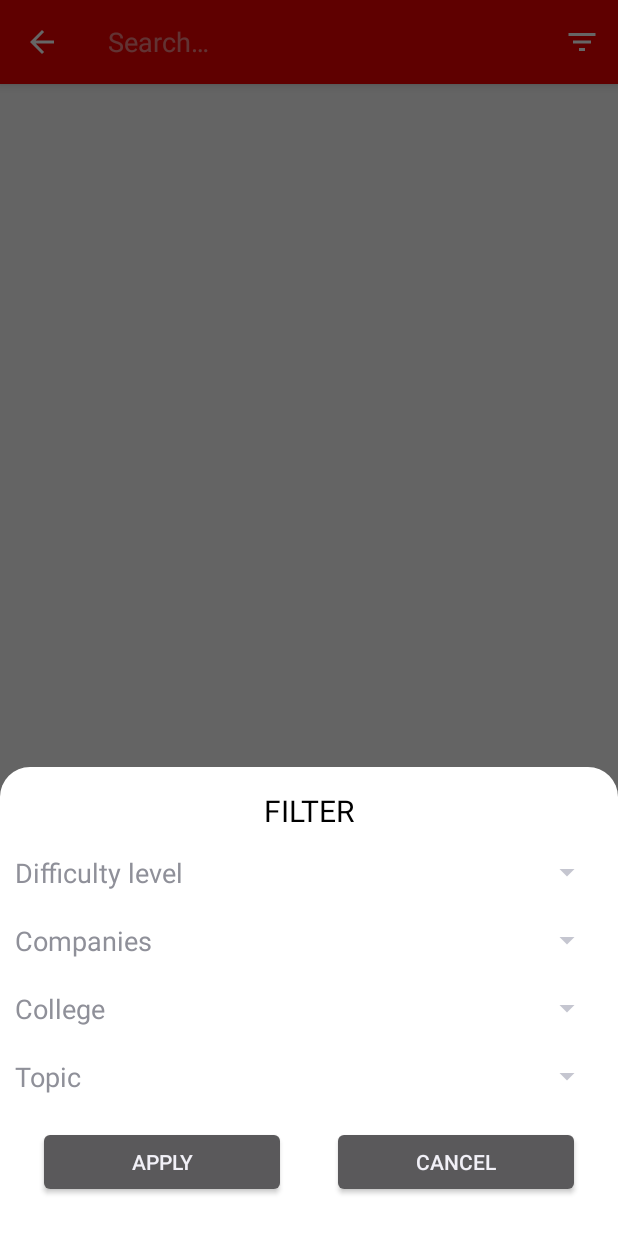
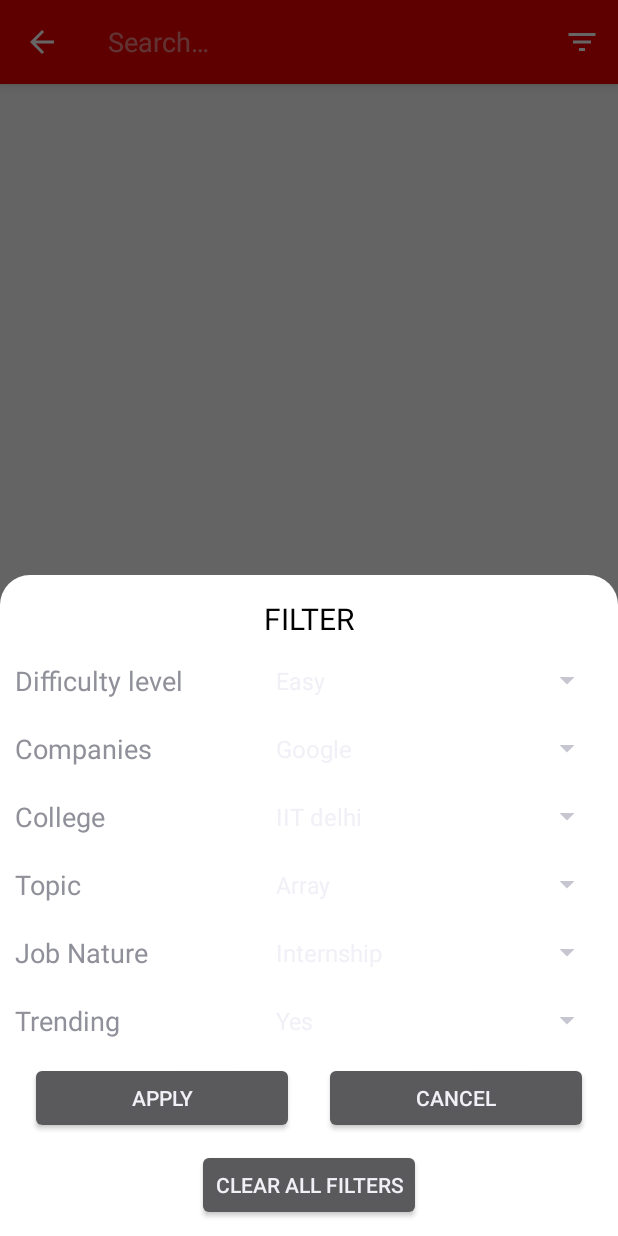
Before and after one commit to gargk747/Demux, an Android app: the screen it shows after launch (MainActivity), after a tap on "Filter", on a phone screen of 412 x 824 dp. Run offline under Robolectric (Android 15) with nearby library versions, the phone set to English and light mode, and no system bars; our stand-ins replace Firebase (no records; nobody signed in at launch, a user with empty details on screens opened directly); 1 other tap on this screen came first.

Commit message:
Spinner completed ✔

```diff
--- a/app/src/main/java/com/example/demux/MainActivity.java
+++ b/app/src/main/java/com/example/demux/MainActivity.java
@@ -14,6 +14,8 @@ import android.view.MenuItem;
 import android.view.View;
 import android.view.ViewGroup;
 import android.view.inputmethod.EditorInfo;
+import android.widget.ArrayAdapter;
+import android.widget.Spinner;
 import android.widget.Toast;
 
 import com.google.android.material.bottomsheet.BottomSheetDialog;
@@ -50,19 +52,8 @@ public class MainActivity extends AppCompatActivity {
         college.add("IIT Mumabai");
         college.add("MNIT Jaipur");
 
-
-//        questionsItems.add(new QuestionsItems("Two SUM","Easy",true,"Internship",
-//                "Online","ahahahahahhahahahahahaha",20,topics,company,college));
-//        questionsItems.add(new QuestionsItems("Factorial","Hard",true,"Internship",
-//                "Online","ahahahahahhahahahahahaha",20,topics,company,college));
-//        questionsItems.add(new QuestionsItems("Middle Element","Medium",true,"Internship",
-//                "Online","ahahahahahhahahahahahaha",20,topics,company,college));
-
         recyclerView=findViewById(R.id.MainRecyclerView);
-
         recyclerView.setLayoutManager(new LinearLayoutManager(this));
-//        questionsAdapter=new QuestionsAdapter(questionsItems);
-//        recyclerView.setAdapter(questionsAdapter);
 
         DatabaseReference reference = FirebaseDatabase.getInstance().getReference().child("Questions");
 
@@ -100,7 +91,40 @@ public class MainActivity extends AppCompatActivity {
             public boolean onMenuItemClick(MenuItem item) {
                 if(item.getTitle().toString().equals("Filter")){
                     View sheetView= LayoutInflater.from(getApplicationContext()).inflate(R.layout.filter_bottom_dialog,(ViewGroup) findViewById(R.id.filter_sheet));
+
+                    Spinner difficultySpinner= sheetView.findViewById(R.id.spinner1);
+                    ArrayAdapter<CharSequence> adapter1= ArrayAdapter.createFromResource(getApplicationContext(),R.array.Difficulty,android.R.layout.simple_spinner_item);
+                    adapter1.setDropDownViewResource(android.R.layout.simple_spinner_dropdown_item);
+                    difficultySpinner.setAdapter(adapter1);
+
+                    Spinner companiesSpinner= sheetView.findViewById(R.id.spinner2);
+                    ArrayAdapter<CharSequence> adapter2= ArrayAdapter.createFromResource(getApplicationContext(),R.array.Companies,android.R.layout.simple_spinner_item);
+                    adapter2.setDropDownViewResource(android.R.layout.simple_spinner_dropdown_item);
+                    companiesSpinner.setAdapter(adapter2);
+
+                    Spinner collegeSpinner= sheetView.findViewById(R.id.spinner3);
+                    ArrayAdapter<CharSequence> adapter3= ArrayAdapter.createFromResource(getApplicationContext(),R.array.College,android.R.layout.simple_spinner_item);
+                    adapter3.setDropDownViewResource(android.R.layout.simple_spinner_dropdown_item);
+                    collegeSpinner.setAdapter(adapter3);
+
+                    Spinner topicSpinner= sheetView.findViewById(R.id.spinner4);
+                    ArrayAdapter<CharSequence> adapter4= ArrayAdapter.createFromResource(getApplicationContext(),R.array.Topic,android.R.layout.simple_spinner_item);
+                    adapter4.setDropDownViewResource(android.R.layout.simple_spinner_dropdown_item);
+                    topicSpinner.setAdapter(adapter4);
+
+                    Spinner jobNatureSpinner= sheetView.findViewById(R.id.spinner5);
+                    ArrayAdapter<CharSequence> adapter5= ArrayAdapter.createFromResource(getApplicationContext(),R.array.JobNature,android.R.layout.simple_spinner_item);
+                    adapter4.setDropDownViewResource(android.R.layout.simple_spinner_dropdown_item);
+                    jobNatureSpinner.setAdapter(adapter5);
+
+                    Spinner trendingSpinner= sheetView.findViewById(R.id.spinner6);
+                    ArrayAdapter<CharSequence> adapter6= ArrayAdapter.createFromResource(getApplicationContext(),R.array.Trending,android.R.layout.simple_spinner_item);
+                    adapter6.setDropDownViewResource(android.R.layout.simple_spinner_dropdown_item);
+                    trendingSpinner.setAdapter(adapter6);
+
+
                     bottomSheetDialog.setContentView(sheetView);
+                    bottomSheetDialog.setCanceledOnTouchOutside(false);
                     bottomSheetDialog.show();
                 }
                 return true;
--- a/app/src/main/java/com/example/demux/QuestionsAdapter.java
+++ b/app/src/main/java/com/example/demux/QuestionsAdapter.java
@@ -6,6 +6,7 @@ import android.view.View;
 import android.view.ViewGroup;
 import android.widget.Filter;
 import android.widget.Filterable;
+import android.widget.ImageView;
 import android.widget.ProgressBar;
 import android.widget.TextView;
 
@@ -37,6 +38,7 @@ public class QuestionsAdapter extends RecyclerView.Adapter<QuestionsAdapter.MyVi
     public void onBindViewHolder(@NonNull QuestionsAdapter.MyViewHolder holder, int position) {
         holder.QuestionTitle.setText(questionsItemsArrayList.get(position).getTitle());
         holder.QuestionDifficulty.setText(questionsItemsArrayList.get(position).getDifficulty());
+
         switch (questionsItemsArrayList.get(position).getDifficulty()) {
             case "Easy":
                 holder.QuestionDifficulty.setBackgroundResource(R.drawable.difficulty_bg_easy);
--- a/app/src/main/res/layout/filter_bottom_dialog.xml
+++ b/app/src/main/res/layout/filter_bottom_dialog.xml
@@ -29,11 +29,12 @@
             android:text="Difficulty level"
             android:textSize="18dp"
             android:layout_marginRight="5dp"
-            android:layout_weight="1"/>
+            android:layout_weight="1.25"/>
         <Spinner
+            android:id="@+id/spinner1"
             android:layout_width="0dp"
             android:layout_height="match_parent"
-            android:layout_weight="2"/>
+            android:layout_weight="1.75"/>
     </LinearLayout>
     <LinearLayout
         android:layout_marginTop="10dp"
@@ -48,11 +49,12 @@
             android:text="Companies"
             android:textSize="18dp"
             android:layout_marginRight="5dp"
-            android:layout_weight="1"/>
+            android:layout_weight="1.25"/>
         <Spinner
+            android:id="@+id/spinner2"
             android:layout_width="0dp"
             android:layout_height="match_parent"
-            android:layout_weight="2"/>
+            android:layout_weight="1.75"/>
     </LinearLayout>
     <LinearLayout
         android:layout_marginTop="10dp"
@@ -67,11 +69,12 @@
             android:text="College"
             android:textSize="18dp"
             android:layout_marginRight="5dp"
-            android:layout_weight="1"/>
+            android:layout_weight="1.25"/>
         <Spinner
+            android:id="@+id/spinner3"
             android:layout_width="0dp"
             android:layout_height="match_parent"
-            android:layout_weight="2"/>
+            android:layout_weight="1.75"/>
     </LinearLayout>
     <LinearLayout
         android:layout_marginTop="10dp"
@@ -86,11 +89,52 @@
             android:text="Topic"
             android:textSize="18dp"
             android:layout_marginRight="5dp"
-            android:layout_weight="1"/>
+            android:layout_weight="1.25"/>
         <Spinner
+            android:id="@+id/spinner4"
             android:layout_width="0dp"
             android:layout_height="match_parent"
-            android:layout_weight="2"/>
+            android:layout_weight="1.75"/>
+    </LinearLayout>
+    <LinearLayout
+        android:layout_marginTop="10dp"
+        android:layout_width="match_parent"
+        android:layout_height="35dp"
+        android:orientation="horizontal"
+        android:weightSum="3">
+        <TextView
+            android:layout_gravity="center"
+            android:layout_width="0dp"
+            android:layout_height="wrap_content"
+            android:text="Job Nature"
+            android:textSize="18dp"
+            android:layout_marginRight="5dp"
+            android:layout_weight="1.25"/>
+        <Spinner
+            android:id="@+id/spinner5"
+            android:layout_width="0dp"
+            android:layout_height="match_parent"
+            android:layout_weight="1.75"/>
+    </LinearLayout>
+    <LinearLayout
+        android:layout_marginTop="10dp"
+        android:layout_width="match_parent"
+        android:layout_height="35dp"
+        android:orientation="horizontal"
+        android:weightSum="3">
+        <TextView
+            android:layout_gravity="center"
+            android:layout_width="0dp"
+            android:layout_height="wrap_content"
+            android:text="Trending"
+            android:textSize="18dp"
+            android:layout_marginRight="5dp"
+            android:layout_weight="1.25"/>
+        <Spinner
+            android:id="@+id/spinner6"
+            android:layout_width="0dp"
+            android:layout_height="match_parent"
+            android:layout_weight="1.75"/>
     </LinearLayout>
     <LinearLayout
         android:layout_width="match_parent"
@@ -98,18 +142,26 @@
         android:weightSum="2"
         android:orientation="horizontal">
         <Button
+            android:id="@+id/apply"
             android:layout_width="0dp"
-            android:layout_margin="15dp"
+            android:layout_margin="10dp"
             android:layout_height="wrap_content"
             android:text="APPLY"
             android:layout_weight="1"/>
         <Button
+            android:id="@+id/cancel"
             android:layout_width="0dp"
-            android:layout_margin="15dp"
+            android:layout_margin="10dp"
             android:layout_height="wrap_content"
             android:text="CANCEl"
             android:layout_weight="1"/>
     </LinearLayout>
+    <Button
+        android:id="@+id/clear"
+        android:layout_width="wrap_content"
+        android:layout_height="wrap_content"
+        android:layout_gravity="center"
+        android:text="Clear all filters"/>
 
 
 
--- a/app/src/main/res/layout/recycler_items.xml
+++ b/app/src/main/res/layout/recycler_items.xml
@@ -67,6 +67,7 @@
             android:layout_marginTop="10dp"
             android:layout_marginStart="15dp"
             android:layout_alignParentRight="true" />
+
 
         <TextView
             android:id="@+id/item_company"
--- a/app/src/main/res/values/strings.xml
+++ b/app/src/main/res/values/strings.xml
@@ -1,3 +1,42 @@
 <resources>
     <string name="app_name">Demux</string>
+
+    <string-array name="Difficulty">
+        <item>Easy</item>
+        <item>Medium</item>
+        <item>Hard</item>
+    </string-array>
+    <string-array name="Companies">
+        <item>Google</item>
+        <item>Facebook</item>
+        <item>Amazon</item>
+        <item>Goldman Sachs</item>
+        <item>DE Shaw</item>
+        <item>Arcesium</item>
+    </string-array>
+    <string-array name="College">
+        <item>IIT delhi</item>
+        <item>IIT mumbai</item>
+        <item>NIT Trichy</item>
+        <item>NIT Warangal</item>
+        <item>VIT Vellore</item>
+        <item>NIT delhi</item>
+    </string-array>
+    <string-array name="Topic">
+        <item>Array</item>
+        <item>Linked List</item>
+        <item>Math</item>
+        <item>Hash Table</item>
+        <item>Pointers</item>
+        <item>Strings</item>
+        <item>List</item>
+    </string-array>
+    <string-array name="JobNature">
+        <item>Internship</item>
+        <item>Placement</item>
+    </string-array>
+    <string-array name="Trending">
+        <item>Yes</item>
+        <item>No</item>
+    </string-array>
 </resources>
```
Also changed, not shown: app/src/main/res/drawable/fire.png (added).
